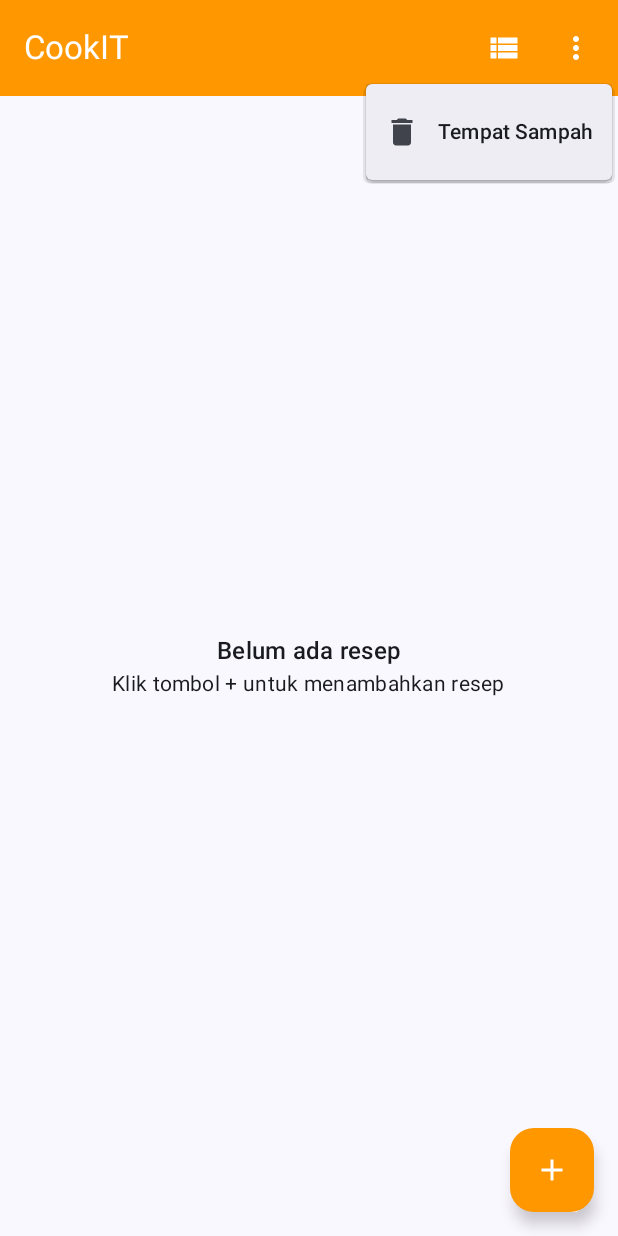
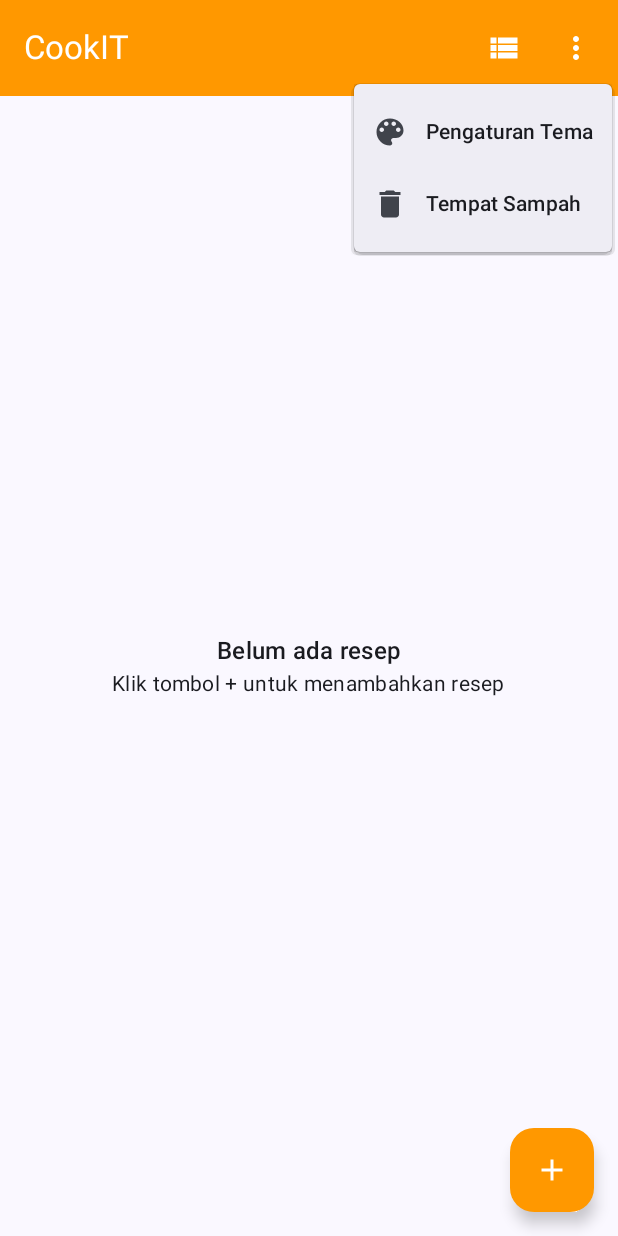
Before and after one commit to faishalrizqi/MuhammadFaishalRizqiPratama_CookIT, an Android app built with Jetpack Compose: the screen it shows after launch (MainActivity), after a tap on "More Options", on a phone screen of 412 x 824 dp. Run offline under Robolectric (Android 15) with nearby library versions, the light colour scheme and no system bars; our stand-ins replace Room's generated code; 1 other tap on this screen came first.

Commit message:
Menambahkan fitur ubah tema

```diff
--- a/app/build.gradle.kts
+++ b/app/build.gradle.kts
@@ -49,6 +49,7 @@ dependencies {
     implementation(libs.androidx.ui.graphics)
     implementation(libs.androidx.ui.tooling.preview)
     implementation(libs.androidx.material3)
+    implementation(libs.androidx.material)
     implementation(libs.androidx.lifecycle.viewmodel.compose)
     implementation(libs.androidx.navigation.compose)
     implementation(libs.androidx.room.runtime)
--- a/app/src/main/java/com/muhammadfaishalrizqipratama0094/cookit/MainActivity.kt
+++ b/app/src/main/java/com/muhammadfaishalrizqipratama0094/cookit/MainActivity.kt
@@ -18,8 +18,9 @@ class MainActivity : ComponentActivity() {
         super.onCreate(savedInstanceState)
         enableEdgeToEdge()
         setContent {
-            CookITTheme {
-                val viewModel: ResepViewModel = viewModel()
+            val viewModel: ResepViewModel = viewModel()
+
+            CookITTheme(viewModel = viewModel) {
                 Surface(
                     modifier = Modifier.fillMaxSize(),
                     color = MaterialTheme.colorScheme.background
--- /dev/null
+++ b/app/src/main/java/com/muhammadfaishalrizqipratama0094/cookit/model/ThemeSettings.kt
@@ -0,0 +1,56 @@
+package com.muhammadfaishalrizqipratama0094.cookit.model
+
+import androidx.compose.runtime.Composable
+import androidx.compose.ui.graphics.Color
+import com.muhammadfaishalrizqipratama0094.cookit.ui.theme.*
+
+enum class AppTheme(val id: Int, val themeName: String) {
+    ORANGE(0, "Orange"),
+    GREEN(1, "Green"),
+    BLUE(2, "Blue"),
+    RED(3, "Red"),
+    PURPLE(4, "Purple");
+
+    companion object {
+        fun fromId(id: Int): AppTheme {
+            return values().find { it.id == id } ?: ORANGE
+        }
+    }
+}
+
+data class ThemeColors(
+    val primary: Color,
+    val secondary: Color,
+    val tertiary: Color
+)
+
+@Composable
+fun getThemeColors(isDarkTheme: Boolean, theme: AppTheme): ThemeColors {
+    return when (theme) {
+        AppTheme.ORANGE -> if (isDarkTheme) {
+            ThemeColors(Orange80, OrangeGrey80, OrangeDark80)
+        } else {
+            ThemeColors(Orange40, OrangeGrey40, OrangeDark40)
+        }
+        AppTheme.GREEN -> if (isDarkTheme) {
+            ThemeColors(Green80, GreenGrey80, GreenDark80)
+        } else {
+            ThemeColors(Green40, GreenGrey40, GreenDark40)
+        }
+        AppTheme.BLUE -> if (isDarkTheme) {
+            ThemeColors(Blue80, BlueGrey80, BlueDark80)
+        } else {
+            ThemeColors(Blue40, BlueGrey40, BlueDark40)
+        }
+        AppTheme.RED -> if (isDarkTheme) {
+            ThemeColors(Red80, RedGrey80, RedDark80)
+        } else {
+            ThemeColors(Red40, RedGrey40, RedDark40)
+        }
+        AppTheme.PURPLE -> if (isDarkTheme) {
+            ThemeColors(Purple80, PurpleGrey80, Pink80)
+        } else {
+            ThemeColors(Purple40, PurpleGrey40, Pink40)
+        }
+    }
+}
--- a/app/src/main/java/com/muhammadfaishalrizqipratama0094/cookit/navigation/NavGraph.kt
+++ b/app/src/main/java/com/muhammadfaishalrizqipratama0094/cookit/navigation/NavGraph.kt
@@ -12,36 +12,71 @@ import com.muhammadfaishalrizqipratama0094.cookit.ui.screen.EditResepScreen
 import com.muhammadfaishalrizqipratama0094.cookit.ui.screen.HomeScreen
 import com.muhammadfaishalrizqipratama0094.cookit.ui.screen.RecycleBinScreen
 import com.muhammadfaishalrizqipratama0094.cookit.ui.screen.TambahResepScreen
+import com.muhammadfaishalrizqipratama0094.cookit.ui.screen.ThemeSettingsScreen
 import com.muhammadfaishalrizqipratama0094.cookit.viewmodel.ResepViewModel
 
 @Composable
-fun SetupNavGraph(navController: NavHostController = rememberNavController(), resepViewModel: ResepViewModel) {
+fun SetupNavGraph(
+    navController: NavHostController = rememberNavController(),
+    resepViewModel: ResepViewModel
+) {
     NavHost(
         navController = navController,
         startDestination = Screen.Home.route
     ) {
-        composable(Screen.Home.route) {
-            HomeScreen(navController, resepViewModel)
+        composable(route = Screen.Home.route) {
+            HomeScreen(
+                navController = navController,
+                viewModel = resepViewModel
+            )
         }
-        composable(Screen.TambahResep.route) {
-            TambahResepScreen(navController = navController, viewModel = resepViewModel)
+        composable(route = Screen.TambahResep.route) {
+            TambahResepScreen(
+                navController = navController,
+                viewModel = resepViewModel
+            )
         }
         composable(
             route = Screen.DetailResep.route,
-            arguments = listOf(navArgument("resepId") { type = NavType.LongType })
+            arguments = listOf(
+                navArgument("resepId") {
+                    type = NavType.LongType
+                }
+            )
         ) { backStackEntry ->
             val resepId = backStackEntry.arguments?.getLong("resepId") ?: 0L
-            DetailResepScreen(navController, resepViewModel, resepId)
+            DetailResepScreen(
+                navController = navController,
+                viewModel = resepViewModel,
+                resepId = resepId
+            )
         }
         composable(
             route = Screen.EditResep.route,
-            arguments = listOf(navArgument("resepId") { type = NavType.LongType })
+            arguments = listOf(
+                navArgument("resepId") {
+                    type = NavType.LongType
+                }
+            )
         ) { backStackEntry ->
             val resepId = backStackEntry.arguments?.getLong("resepId") ?: 0L
-            EditResepScreen(navController, resepViewModel, resepId)
+            EditResepScreen(
+                navController = navController,
+                viewModel = resepViewModel,
+                resepId = resepId
+            )
         }
-        composable(Screen.RecycleBin.route) {
-            RecycleBinScreen(navController, resepViewModel)
+        composable(route = Screen.RecycleBin.route) {
+            RecycleBinScreen(
+                navController = navController,
+                viewModel = resepViewModel
+            )
+        }
+        composable(route = Screen.ThemeSettings.route) {
+            ThemeSettingsScreen(
+                navController = navController,
+                viewModel = resepViewModel
+            )
         }
     }
 }
--- a/app/src/main/java/com/muhammadfaishalrizqipratama0094/cookit/navigation/Screen.kt
+++ b/app/src/main/java/com/muhammadfaishalrizqipratama0094/cookit/navigation/Screen.kt
@@ -4,12 +4,15 @@ sealed class Screen(val route: String) {
     data object Home : Screen("home")
     data object TambahResep : Screen("tambah_resep")
     data object DetailResep : Screen("detail_resep/{resepId}") {
-        fun withId(resepId: Long) = "detail_resep/$resepId"
+        fun withId(id: Long): String {
+            return "detail_resep/$id"
+        }
     }
-
     data object EditResep : Screen("edit_resep/{resepId}") {
-        fun withId(resepId: Long) = "edit_resep/$resepId"
+        fun withId(id: Long): String {
+            return "edit_resep/$id"
+        }
     }
-
     data object RecycleBin : Screen("recycle_bin")
+    data object ThemeSettings : Screen("theme_settings")
 }
--- a/app/src/main/java/com/muhammadfaishalrizqipratama0094/cookit/ui/screen/HomeScreen.kt
+++ b/app/src/main/java/com/muhammadfaishalrizqipratama0094/cookit/ui/screen/HomeScreen.kt
@@ -1,6 +1,5 @@
 package com.muhammadfaishalrizqipratama0094.cookit.ui.screen
 
-import androidx.compose.foundation.isSystemInDarkTheme
 import androidx.compose.foundation.layout.*
 import androidx.compose.foundation.lazy.LazyColumn
 import androidx.compose.foundation.lazy.grid.GridCells
@@ -9,13 +8,13 @@ import androidx.compose.foundation.lazy.grid.items
 import androidx.compose.foundation.lazy.items
 import androidx.compose.material.icons.Icons
 import androidx.compose.material.icons.filled.Add
+import androidx.compose.material.icons.filled.ColorLens
 import androidx.compose.material.icons.filled.Delete
 import androidx.compose.material.icons.filled.MoreVert
 import androidx.compose.material3.*
 import androidx.compose.runtime.*
 import androidx.compose.ui.Alignment
 import androidx.compose.ui.Modifier
-import androidx.compose.ui.graphics.Color
 import androidx.compose.ui.res.painterResource
 import androidx.compose.ui.res.stringResource
 import androidx.compose.ui.unit.dp
@@ -71,6 +70,20 @@ fun HomeScreen(
                             onDismissRequest = { showMenu = false }
                         ) {
                             DropdownMenuItem(
+                                text = { Text(stringResource(R.string.theme_settings)) },
+                                leadingIcon = {
+                                    Icon(
+                                        Icons.Default.ColorLens,
+                                        contentDescription = null
+                                    )
+                                },
+                                onClick = {
+                                    navController.navigate(Screen.ThemeSettings.route)
+                                    showMenu = false
+                                }
+                            )
+
+                            DropdownMenuItem(
                                 text = { Text(stringResource(R.string.recycle_bin)) },
                                 leadingIcon = {
                                     Icon(
@@ -87,11 +100,7 @@ fun HomeScreen(
                     }
                 },
                 colors = TopAppBarDefaults.mediumTopAppBarColors(
-                    containerColor = if (isSystemInDarkTheme()) {
-                        Color(0xFFE65100)
-                    } else {
-                        Color(0xFFFF9800)
-                    },
+                    containerColor = MaterialTheme.colorScheme.primary,
                     titleContentColor = MaterialTheme.colorScheme.onPrimaryContainer,
                     navigationIconContentColor = MaterialTheme.colorScheme.onPrimaryContainer
                 )
@@ -102,11 +111,7 @@ fun HomeScreen(
                 onClick = {
                     navController.navigate(Screen.TambahResep.route)
                 },
-                containerColor = if (isSystemInDarkTheme()) {
-                    Color(0xFFE65100)
-                } else {
-                    Color(0xFFFF9800)
-                },
+                containerColor = MaterialTheme.colorScheme.primary,
                 contentColor = MaterialTheme.colorScheme.onPrimaryContainer
             ) {
                 Icon(
--- a/app/src/main/java/com/muhammadfaishalrizqipratama0094/cookit/ui/theme/Color.kt
+++ b/app/src/main/java/com/muhammadfaishalrizqipratama0094/cookit/ui/theme/Color.kt
@@ -2,6 +2,7 @@ package com.muhammadfaishalrizqipratama0094.cookit.ui.theme
 
 import androidx.compose.ui.graphics.Color
 
+// Original colors
 val Purple80 = Color(0xFFD0BCFF)
 val PurpleGrey80 = Color(0xFFCCC2DC)
 val Pink80 = Color(0xFFEFB8C8)
@@ -9,3 +10,39 @@ val Pink80 = Color(0xFFEFB8C8)
 val Purple40 = Color(0xFF6650a4)
 val PurpleGrey40 = Color(0xFF625b71)
 val Pink40 = Color(0xFF7D5260)
+
+// Orange Theme
+val Orange80 = Color(0xFFFFCC80)
+val OrangeGrey80 = Color(0xFFE6E6E6)
+val OrangeDark80 = Color(0xFFE65100)
+
+val Orange40 = Color(0xFFFF9800)
+val OrangeGrey40 = Color(0xFF9E9E9E)
+val OrangeDark40 = Color(0xFFE65100)
+
+// Green Theme
+val Green80 = Color(0xFFA5D6A7)
+val GreenGrey80 = Color(0xFFE6E6E6)
+val GreenDark80 = Color(0xFF2E7D32)
+
+val Green40 = Color(0xFF4CAF50)
+val GreenGrey40 = Color(0xFF9E9E9E)
+val GreenDark40 = Color(0xFF2E7D32)
+
+// Blue Theme
+val Blue80 = Color(0xFF90CAF9)
+val BlueGrey80 = Color(0xFFE6E6E6)
+val BlueDark80 = Color(0xFF1565C0)
+
+val Blue40 = Color(0xFF2196F3)
+val BlueGrey40 = Color(0xFF9E9E9E)
+val BlueDark40 = Color(0xFF1565C0)
+
+// Red Theme
+val Red80 = Color(0xFFEF9A9A)
+val RedGrey80 = Color(0xFFE6E6E6)
+val RedDark80 = Color(0xFFB71C1C)
+
+val Red40 = Color(0xFFF44336)
+val RedGrey40 = Color(0xFF9E9E9E)
+val RedDark40 = Color(0xFFB71C1C)
--- a/app/src/main/java/com/muhammadfaishalrizqipratama0094/cookit/ui/theme/Theme.kt
+++ b/app/src/main/java/com/muhammadfaishalrizqipratama0094/cookit/ui/theme/Theme.kt
@@ -1,6 +1,5 @@
 package com.muhammadfaishalrizqipratama0094.cookit.ui.theme
 
-import android.app.Activity
 import android.os.Build
 import androidx.compose.foundation.isSystemInDarkTheme
 import androidx.compose.material3.MaterialTheme
@@ -9,45 +8,52 @@ import androidx.compose.material3.dynamicDarkColorScheme
 import androidx.compose.material3.dynamicLightColorScheme
 import androidx.compose.material3.lightColorScheme
 import androidx.compose.runtime.Composable
+import androidx.compose.runtime.collectAsState
+import androidx.compose.runtime.getValue
+import androidx.compose.runtime.remember
 import androidx.compose.ui.platform.LocalContext
-
-private val DarkColorScheme = darkColorScheme(
-    primary = Purple80,
-    secondary = PurpleGrey80,
-    tertiary = Pink80
-)
-
-private val LightColorScheme = lightColorScheme(
-    primary = Purple40,
-    secondary = PurpleGrey40,
-    tertiary = Pink40
-
-    /* Other default colors to override
-    background = Color(0xFFFFFBFE),
-    surface = Color(0xFFFFFBFE),
-    onPrimary = Color.White,
-    onSecondary = Color.White,
-    onTertiary = Color.White,
-    onBackground = Color(0xFF1C1B1F),
-    onSurface = Color(0xFF1C1B1F),
-    */
-)
+import com.muhammadfaishalrizqipratama0094.cookit.model.AppTheme
+import com.muhammadfaishalrizqipratama0094.cookit.model.getThemeColors
+import com.muhammadfaishalrizqipratama0094.cookit.viewmodel.ResepViewModel
 
 @Composable
 fun CookITTheme(
     darkTheme: Boolean = isSystemInDarkTheme(),
-    // Dynamic color is available on Android 12+
     dynamicColor: Boolean = true,
+    viewModel: ResepViewModel? = null,
     content: @Composable () -> Unit
 ) {
+    val currentTheme by viewModel?.themePreference?.collectAsState() ?: remember { androidx.compose.runtime.mutableStateOf(AppTheme.ORANGE) }
+
+    val themeColors = getThemeColors(darkTheme, currentTheme)
+
     val colorScheme = when {
         dynamicColor && Build.VERSION.SDK_INT >= Build.VERSION_CODES.S -> {
             val context = LocalContext.current
-            if (darkTheme) dynamicDarkColorScheme(context) else dynamicLightColorScheme(context)
+            if (darkTheme) {
+                dynamicDarkColorScheme(context).copy(
+                    primary = themeColors.primary,
+                    secondary = themeColors.secondary,
+                    tertiary = themeColors.tertiary
+                )
+            } else {
+                dynamicLightColorScheme(context).copy(
+                    primary = themeColors.primary,
+                    secondary = themeColors.secondary,
+                    tertiary = themeColors.tertiary
+                )
+            }
         }
-
-        darkTheme -> DarkColorScheme
-        else -> LightColorScheme
+        darkTheme -> darkColorScheme(
+            primary = themeColors.primary,
+            secondary = themeColors.secondary,
+            tertiary = themeColors.tertiary
+        )
+        else -> lightColorScheme(
+            primary = themeColors.primary,
+            secondary = themeColors.secondary,
+            tertiary = themeColors.tertiary
+        )
     }
 
     MaterialTheme(
--- a/app/src/main/java/com/muhammadfaishalrizqipratama0094/cookit/util/SettingsDataStore.kt
+++ b/app/src/main/java/com/muhammadfaishalrizqipratama0094/cookit/util/SettingsDataStore.kt
@@ -5,7 +5,9 @@ import androidx.datastore.core.DataStore
 import androidx.datastore.preferences.core.Preferences
 import androidx.datastore.preferences.core.booleanPreferencesKey
 import androidx.datastore.preferences.core.edit
+import androidx.datastore.preferences.core.intPreferencesKey
 import androidx.datastore.preferences.preferencesDataStore
+import com.muhammadfaishalrizqipratama0094.cookit.model.AppTheme
 import kotlinx.coroutines.flow.Flow
 import kotlinx.coroutines.flow.map
 
@@ -16,6 +18,7 @@ val Context.dataStore: DataStore<Preferences> by preferencesDataStore(
 class SettingsDataStore(private val context: Context) {
     companion object {
         private val IS_LIST = booleanPreferencesKey("is_list")
+        private val APP_THEME = intPreferencesKey("app_theme")
     }
 
     suspend fun saveLayoutPreference(isList: Boolean) {
@@ -27,4 +30,14 @@ class SettingsDataStore(private val context: Context) {
     val layoutPreference: Flow<Boolean> = context.dataStore.data.map { preferences ->
         preferences[IS_LIST] ?: true
     }
+
+    suspend fun saveThemePreference(theme: AppTheme) {
+        context.dataStore.edit { preferences ->
+            preferences[APP_THEME] = theme.id
+        }
+    }
+
+    val themePreference: Flow<AppTheme> = context.dataStore.data.map { preferences ->
+        AppTheme.fromId(preferences[APP_THEME] ?: 0)
+    }
 }
--- a/app/src/main/java/com/muhammadfaishalrizqipratama0094/cookit/viewmodel/ResepViewModel.kt
+++ b/app/src/main/java/com/muhammadfaishalrizqipratama0094/cookit/viewmodel/ResepViewModel.kt
@@ -4,9 +4,12 @@ import android.app.Application
 import androidx.lifecycle.AndroidViewModel
 import androidx.lifecycle.viewModelScope
 import com.muhammadfaishalrizqipratama0094.cookit.database.ResepDb
+import com.muhammadfaishalrizqipratama0094.cookit.model.AppTheme
 import com.muhammadfaishalrizqipratama0094.cookit.model.Resep
 import com.muhammadfaishalrizqipratama0094.cookit.util.SettingsDataStore
 import kotlinx.coroutines.Dispatchers
+import kotlinx.coroutines.flow.SharingStarted
+import kotlinx.coroutines.flow.stateIn
 import kotlinx.coroutines.launch
 import java.text.SimpleDateFormat
 import java.util.Date
@@ -19,10 +22,21 @@ class ResepViewModel(application: Application) : AndroidViewModel(application) {
 
     private val settingsDataStore = SettingsDataStore(application)
     val layoutPreference = settingsDataStore.layoutPreference
+    val themePreference = settingsDataStore.themePreference.stateIn(
+        viewModelScope,
+        SharingStarted.Lazily,
+        AppTheme.ORANGE
+    )
 
     fun setLayoutPreference(isList: Boolean) {
         viewModelScope.launch(Dispatchers.IO) {
             settingsDataStore.saveLayoutPreference(isList)
+        }
+    }
+
+    fun setThemePreference(theme: AppTheme) {
+        viewModelScope.launch(Dispatchers.IO) {
+            settingsDataStore.saveThemePreference(theme)
         }
     }
 
--- a/app/src/main/res/values/strings.xml
+++ b/app/src/main/res/values/strings.xml
@@ -46,4 +46,6 @@
     <string name="deleted_on">Dihapus pada:</string>
     <string name="item_moved_to_bin">Resep telah dipindahkan ke tempat sampah</string>
     <string name="undo">Batalkan</string>
+    <string name="theme_settings">Pengaturan Tema</string>
+    <string name="choose_theme">Pilih Tema Aplikasi</string>
 </resources>
--- a/gradle/libs.versions.toml
+++ b/gradle/libs.versions.toml
@@ -28,6 +28,7 @@ androidx-ui-tooling-preview = { group = "androidx.compose.ui", name = "ui-toolin
 androidx-ui-test-manifest = { group = "androidx.compose.ui", name = "ui-test-manifest" }
 androidx-ui-test-junit4 = { group = "androidx.compose.ui", name = "ui-test-junit4" }
 androidx-material3 = { group = "androidx.compose.material3", name = "material3" }
+androidx-material = { group = "androidx.compose.material", name = "material-icons-extended" }
 androidx-navigation-compose = { group = "androidx.navigation", name = "navigation-compose", version.ref = "navCompose" }
 androidx-lifecycle-viewmodel-compose = { group = "androidx.lifecycle", name = "lifecycle-viewmodel-compose", version.ref = "lifecycleRuntimeKtx" }
 androidx-room-compiler = { group = "androidx.room", name = "room-compiler", version.ref = "roomRuntime" }
```
Also changed, not shown: app/src/main/java/com/muhammadfaishalrizqipratama0094/cookit/ui/screen/DetailResepScreen.kt (+1 -7 lines), app/src/main/java/com/muhammadfaishalrizqipratama0094/cookit/ui/screen/EditResepScreen.kt (+3 -15 lines), app/src/main/java/com/muhammadfaishalrizqipratama0094/cookit/ui/screen/RecycleBinScreen.kt (+1 -7 lines), app/src/main/java/com/muhammadfaishalrizqipratama0094/cookit/ui/screen/TambahResepScreen.kt (+5 -8 lines), app/src/main/java/com/muhammadfaishalrizqipratama0094/cookit/ui/screen/ThemeSettingsScreen.kt (added, +182 -0 lines).
